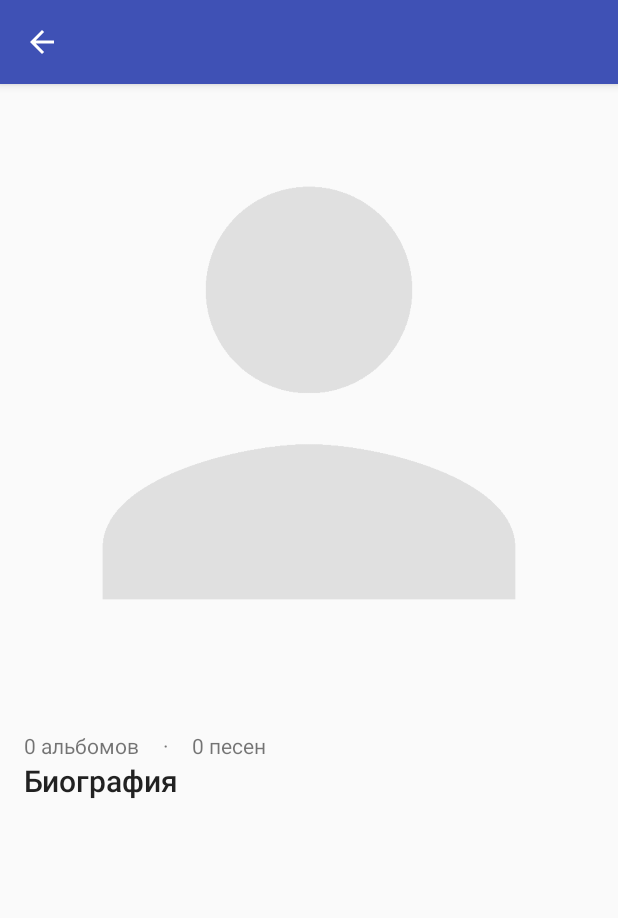
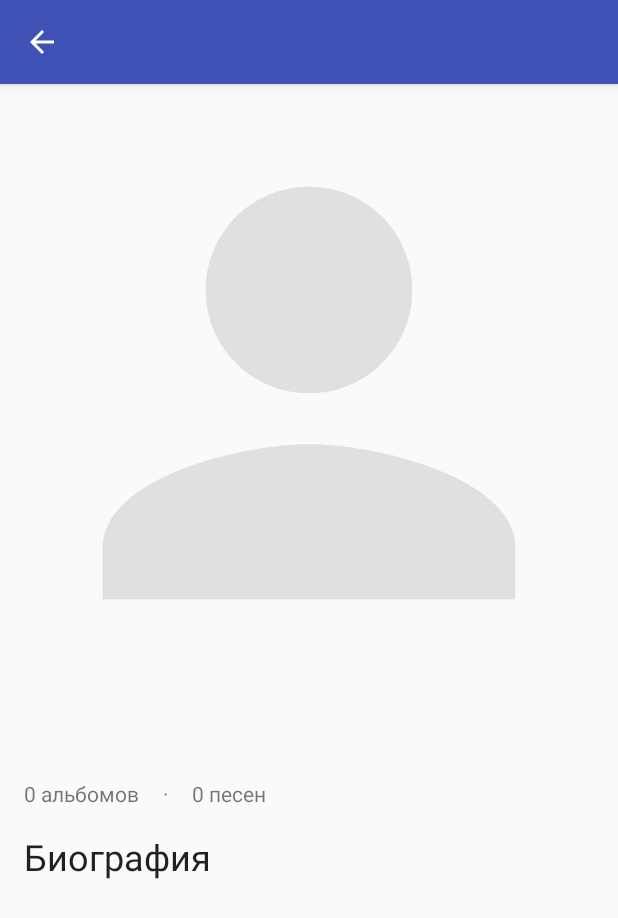
Before and after one commit to MakBeard/MusicGuide, an Android app: the ArtistDetailActivity screen opened directly, with no data from a screen before it, on a phone screen of 412 x 824 dp. Shown: the top 918 px of the screen. Run offline under Robolectric (Android 15) with nearby library versions, the phone set to English and light mode, and no system bars; pictures from the network do not load.

```diff
--- a/MusicGuide/app/src/main/java/com/makbeard/musicguide/activities/ArtistDetailActivity.java
+++ b/MusicGuide/app/src/main/java/com/makbeard/musicguide/activities/ArtistDetailActivity.java
@@ -11,17 +11,18 @@ import com.makbeard.musicguide.FormatStringHelper;
 import com.makbeard.musicguide.R;
 import com.makbeard.musicguide.model.ArtistModel;
 
+/**
+ * Класс Activity с детальной информацией
+ */
 public class ArtistDetailActivity extends AppCompatActivity {
-
-    private static final String TAG = "ArtistDetailActivity";
 
     @Override
     protected void onCreate(Bundle savedInstanceState) {
         super.onCreate(savedInstanceState);
         setContentView(R.layout.activity_artist_detail);
 
+        //Получаем данные из вызывающего интента
         Intent intent = getIntent();
-
         String artistName = intent.getStringExtra(ArtistModel.NAME);
         String artistGenres = intent.getStringExtra(ArtistModel.GENRES);
         int artistTracks = intent.getIntExtra(ArtistModel.TRACKS, 0);
@@ -29,24 +30,34 @@ public class ArtistDetailActivity extends AppCompatActivity {
         String artistDescription = intent.getStringExtra(ArtistModel.DESCRIPTION);
         String artistBigCover = intent.getStringExtra(ArtistModel.BIGCOVER);
 
+        //Вставляем данные в визуальные элементы
         setTitle(artistName);
 
         TextView genresTextView = (TextView) findViewById(R.id.genres_detail_tetview);
+        if (genresTextView != null) {
             genresTextView.setText(artistGenres);
+        }
 
         TextView albumsTextView = (TextView) findViewById(R.id.albums_detail_textview);
+        if (albumsTextView != null) {
             albumsTextView.setText(FormatStringHelper.getFormattedAlbums(artistAlbums));
+        }
 
         TextView tracksTextView = (TextView) findViewById(R.id.tracks_detail_textview);
+        if (tracksTextView != null) {
             tracksTextView.setText(FormatStringHelper.getFormattedTracks(artistTracks));
-
+        }
 
         TextView descriptionTextView = (TextView) findViewById(R.id.description_detail_textview);
+        if (descriptionTextView != null) {
             descriptionTextView.setText(artistDescription);
+        }
 
         ImageView bigCoverImageView = (ImageView) findViewById(R.id.bigcover_imageview);
 
         // TODO: 22.04.2016 Изменить размер изображения
+        //Загружаем и кэшируем изображение c помощью Glide
+        if (bigCoverImageView != null) {
             Glide
                     .with(this)
                     .load(artistBigCover)
@@ -55,3 +66,4 @@ public class ArtistDetailActivity extends AppCompatActivity {
                     .into(bigCoverImageView);
         }
     }
+}
--- a/MusicGuide/app/src/main/java/com/makbeard/musicguide/model/ArtistModel.java
+++ b/MusicGuide/app/src/main/java/com/makbeard/musicguide/model/ArtistModel.java
@@ -63,7 +63,7 @@ public class ArtistModel {
     }
 
     /**
-     * Конструктор для правильной работы Retrofit
+     * Конструктор, основанный на структуре JSON для правильной работы Retrofit
      * @param name
      * @param id
      * @param genres
@@ -86,7 +86,7 @@ public class ArtistModel {
     }
 
     /**
-     * Конструткор
+     * Конструткор для удобной работы с ArtistModel
      * @param name
      * @param id
      * @param genres
--- a/MusicGuide/app/src/main/res/layout-land/activity_artist_detail.xml
+++ b/MusicGuide/app/src/main/res/layout-land/activity_artist_detail.xml
@@ -17,63 +17,85 @@
             android:adjustViewBounds="true"
             android:layout_alignParentTop="true"
             android:layout_alignParentLeft="true"
-            android:src="@drawable/placehoder_224_300" />
+            android:layout_alignParentStart="true"
+            android:src="@drawable/placehoder_224_300"
+            android:contentDescription="@string/artist_image" />
 
         <TextView
             android:id="@+id/genres_detail_tetview"
             android:layout_width="match_parent"
             android:layout_height="wrap_content"
+            android:paddingTop="@dimen/vertical_padding"
             android:paddingLeft="@dimen/text_padding"
+            android:paddingStart="@dimen/text_padding"
+            android:paddingEnd="@dimen/text_padding"
             android:layout_toRightOf="@id/bigcover_imageview"
-            android:text="GENRES"/>
+            android:layout_toEndOf="@id/bigcover_imageview"
+            android:text="@string/genres"/>
 
         <TextView
             android:id="@+id/albums_detail_textview"
             android:layout_width="wrap_content"
             android:layout_height="wrap_content"
+            android:paddingTop="@dimen/vertical_padding"
             android:paddingLeft="@dimen/text_padding"
+            android:paddingStart="@dimen/text_padding"
+            android:paddingEnd="@dimen/text_padding"
             android:layout_toRightOf="@id/bigcover_imageview"
+            android:layout_toEndOf="@id/bigcover_imageview"
             android:layout_below="@id/genres_detail_tetview"
-            android:text="ALBUMS"/>
+            android:text="@string/albums"/>
 
         <TextView
             android:id="@+id/dot_detail_textview"
             android:layout_width="wrap_content"
             android:layout_height="wrap_content"
-            android:paddingLeft="@dimen/text_padding"
+            android:paddingTop="@dimen/vertical_padding"
             android:layout_toRightOf="@id/albums_detail_textview"
+            android:layout_toEndOf="@id/albums_detail_textview"
             android:layout_alignTop="@id/albums_detail_textview"
-            android:text="\u00B7"/>
+            android:text="@string/u00b7"/>
 
         <TextView
             android:id="@+id/tracks_detail_textview"
             android:layout_width="wrap_content"
             android:layout_height="wrap_content"
+            android:paddingTop="@dimen/vertical_padding"
             android:paddingLeft="@dimen/text_padding"
+            android:paddingRight="@dimen/text_padding"
+            android:paddingStart="@dimen/text_padding"
             android:layout_alignTop="@id/albums_detail_textview"
             android:layout_toRightOf="@id/dot_detail_textview"
-            android:text="TRACKS"/>
+            android:layout_toEndOf="@id/dot_detail_textview"
+            android:text="@string/tracks"/>
 
         <TextView
             android:id="@+id/biography_title_textview"
             android:layout_width="wrap_content"
             android:layout_height="wrap_content"
+            android:paddingTop="@dimen/vertical_padding"
             android:paddingLeft="@dimen/text_padding"
+            android:paddingRight="@dimen/text_padding"
             android:layout_toRightOf="@id/bigcover_imageview"
+            android:layout_toEndOf="@id/bigcover_imageview"
             android:layout_below="@id/albums_detail_textview"
-            android:textAppearance="@style/TextAppearance.AppCompat.Title"
+            android:textAppearance="@style/TextAppearance.AppCompat.Headline"
             android:text="@string/biography"/>
 
         <TextView
             android:id="@+id/description_detail_textview"
             android:layout_width="wrap_content"
             android:layout_height="wrap_content"
+            android:paddingTop="8dp"
             android:paddingLeft="@dimen/text_padding"
+            android:paddingRight="@dimen/text_padding"
             android:layout_alignParentBottom="true"
             android:maxWidth="400dp"
             android:layout_toRightOf="@id/bigcover_imageview"
+            android:layout_toEndOf="@id/bigcover_imageview"
             android:layout_below="@id/biography_title_textview"
-            android:text="DETAIL"/>
+            android:textAppearance="@style/TextAppearance.AppCompat.Body1"
+            android:text="@string/description"/>
 
     </RelativeLayout>
 </HorizontalScrollView>
--- a/MusicGuide/app/src/main/res/layout/activity_artist_detail.xml
+++ b/MusicGuide/app/src/main/res/layout/activity_artist_detail.xml
@@ -22,53 +22,68 @@
             android:id="@+id/genres_detail_tetview"
             android:layout_width="match_parent"
             android:layout_height="wrap_content"
+            android:paddingTop="@dimen/vertical_padding"
             android:paddingLeft="@dimen/text_padding"
+            android:paddingStart="@dimen/text_padding"
+            android:paddingEnd="@dimen/text_padding"
             android:layout_below="@id/bigcover_imageview"
-            android:text="GENRES"/>
+            android:text="@string/genres"/>
 
         <TextView
             android:id="@+id/albums_detail_textview"
             android:layout_width="wrap_content"
             android:layout_height="wrap_content"
+            android:paddingTop="@dimen/vertical_padding"
             android:paddingLeft="@dimen/text_padding"
+            android:paddingStart="@dimen/text_padding"
+            android:paddingEnd="@dimen/text_padding"
             android:layout_below="@id/genres_detail_tetview"
-            android:text="ALBUMS"/>
+            android:text="@string/albums"/>
 
         <TextView
             android:id="@+id/dot_detail_textview"
             android:layout_width="wrap_content"
             android:layout_height="wrap_content"
-            android:paddingLeft="@dimen/text_padding"
+            android:paddingTop="@dimen/vertical_padding"
             android:layout_toRightOf="@id/albums_detail_textview"
+            android:layout_toEndOf="@id/albums_detail_textview"
             android:layout_alignTop="@id/albums_detail_textview"
-            android:text="\u00B7"/>
+            android:text="@string/u00b7"/>
 
         <TextView
             android:id="@+id/tracks_detail_textview"
             android:layout_width="wrap_content"
             android:layout_height="wrap_content"
+            android:paddingTop="@dimen/vertical_padding"
             android:paddingLeft="@dimen/text_padding"
+            android:paddingRight="@dimen/text_padding"
             android:layout_alignTop="@id/albums_detail_textview"
             android:layout_toRightOf="@id/dot_detail_textview"
-            android:text="TRACKS"/>
+            android:layout_toEndOf="@id/dot_detail_textview"
+            android:text="@string/tracks"/>
 
         <TextView
             android:id="@+id/biography_title_textview"
             android:layout_width="wrap_content"
             android:layout_height="wrap_content"
             android:paddingLeft="@dimen/text_padding"
+            android:paddingTop="@dimen/vertical_padding"
+            android:paddingStart="@dimen/text_padding"
+            android:paddingEnd="@dimen/text_padding"
             android:layout_below="@id/albums_detail_textview"
-            android:textAppearance="@style/TextAppearance.AppCompat.Title"
+            android:textAppearance="@style/TextAppearance.AppCompat.Headline"
             android:text="@string/biography"/>
 
         <TextView
             android:id="@+id/description_detail_textview"
             android:layout_width="wrap_content"
             android:layout_height="wrap_content"
+            android:paddingTop="8dp"
             android:paddingLeft="@dimen/text_padding"
             android:paddingRight="@dimen/text_padding"
             android:layout_below="@id/biography_title_textview"
-            android:text="DETAIL"/>
+            android:textAppearance="@style/TextAppearance.AppCompat.Body1"
+            android:text="@string/description"/>
 
     </RelativeLayout>
 </ScrollView>
--- a/MusicGuide/app/src/main/res/values/dimens.xml
+++ b/MusicGuide/app/src/main/res/values/dimens.xml
@@ -3,4 +3,5 @@
     <dimen name="activity_horizontal_margin">16dp</dimen>
     <dimen name="activity_vertical_margin">16dp</dimen>
     <dimen name="text_padding">16dp</dimen>
+    <dimen name="vertical_padding">16dp</dimen>
 </resources>
--- a/MusicGuide/app/src/main/res/values/strings.xml
+++ b/MusicGuide/app/src/main/res/values/strings.xml
@@ -6,4 +6,11 @@
     <string name="no_internet_connection">Нет подключения к интернету</string>
     <string name="settings">Настройки</string>
     <string name="action_search">Поиск</string>
+    <string name="u00b7">·</string>
+    <string name="artist_image">Изображение артиста</string>
+    <string name="genres">Genres</string>
+    <string name="albums">Albums</string>
+    <string name="tracks">Tracks</string>
+    <string name="description">Description</string>
+    <string name="name">Name</string>
 </resources>
```
Also changed, not shown: MusicGuide/app/src/main/java/com/makbeard/musicguide/ArtistDatabaseHelper.java (+3 -5 lines), MusicGuide/app/src/main/java/com/makbeard/musicguide/ArtistRecyclerViewAdapter.java (+11 -9 lines), MusicGuide/app/src/main/java/com/makbeard/musicguide/ArtistsJsonParser.java (+0 -9 lines), MusicGuide/app/src/main/java/com/makbeard/musicguide/activities/ArtistCategoryActivity.java (+11 -6 lines), MusicGuide/app/src/main/res/layout/detail_artist_cardview.xml (+16 -5 lines). Lines whose indentation alone changed are shown as unchanged.
